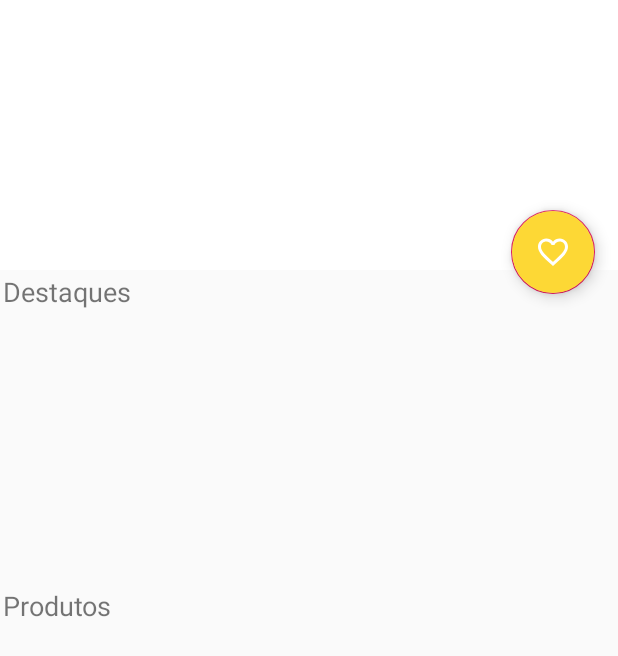
After one commit to CaioProgramming/Petti, an Android app: the StoreActivity screen opened directly, with no data from a screen before it, on a phone screen of 412 x 824 dp. The commit adds this screen. Shown: the top 656 px of the screen. Run offline under Robolectric (Android 15) with nearby library versions, the phone set to English and light mode, and no system bars.

Commit message:
activity store

```diff
--- a/app/src/main/AndroidManifest.xml
+++ b/app/src/main/AndroidManifest.xml
@@ -10,8 +10,12 @@
         android:supportsRtl="true"
         android:theme="@style/AppTheme">
         <activity
+            android:name=".StoreActivity"
+            android:label="@string/title_activity_store"
+            android:theme="@style/AppTheme.NoActionBar"></activity>
+        <activity
             android:name=".MainActivity"
-            android:label="@string/title_activity_main"></activity>
+            android:label="@string/title_activity_main" />
     </application>
 
 </manifest>
--- /dev/null
+++ b/app/src/main/java/com/silentsystems/petti/StoreActivity.java
@@ -0,0 +1,30 @@
+package com.silentsystems.petti;
+
+import android.os.Bundle;
+import android.support.design.widget.FloatingActionButton;
+import android.support.design.widget.Snackbar;
+import android.support.v7.app.AppCompatActivity;
+import android.support.v7.widget.RecyclerView;
+import android.support.v7.widget.Toolbar;
+import android.view.View;
+
+public class StoreActivity extends AppCompatActivity {
+RecyclerView recyclerDestaques, recyclerProdutos;
+    @Override
+    protected void onCreate(Bundle savedInstanceState) {
+        super.onCreate(savedInstanceState);
+        setContentView(R.layout.activity_store);
+
+        recyclerDestaques = (findViewById(R.id.recycler_destaques));
+        recyclerProdutos = (findViewById(R.id.recycler_produtos));
+
+        FloatingActionButton fab = (FloatingActionButton) findViewById(R.id.fab);
+        fab.setOnClickListener(new View.OnClickListener() {
+            @Override
+            public void onClick(View view) {
+                Snackbar.make(view, "Replace with your own action", Snackbar.LENGTH_LONG)
+                        .setAction("Action", null).show();
+            }
+        });
+    }
+}
--- /dev/null
+++ b/app/src/main/res/drawable/ic_favorite_border_white_24dp.xml
@@ -0,0 +1,5 @@
+<vector android:height="24dp" android:tint="#FFFFFF"
+    android:viewportHeight="24.0" android:viewportWidth="24.0"
+    android:width="24dp" xmlns:android="http://schemas.android.com/apk/res/android">
+    <path android:fillColor="#FF000000" android:pathData="M16.5,3c-1.74,0 -3.41,0.81 -4.5,2.09C10.91,3.81 9.24,3 7.5,3 4.42,3 2,5.42 2,8.5c0,3.78 3.4,6.86 8.55,11.54L12,21.35l1.45,-1.32C18.6,15.36 22,12.28 22,8.5 22,5.42 19.58,3 16.5,3zM12.1,18.55l-0.1,0.1 -0.1,-0.1C7.14,14.24 4,11.39 4,8.5 4,6.5 5.5,5 7.5,5c1.54,0 3.04,0.99 3.57,2.36h1.87C13.46,5.99 14.96,5 16.5,5c2,0 3.5,1.5 3.5,3.5 0,2.89 -3.14,5.74 -7.9,10.05z"/>
+</vector>
--- /dev/null
+++ b/app/src/main/res/layout/activity_store.xml
@@ -0,0 +1,90 @@
+<?xml version="1.0" encoding="utf-8"?>
+<RelativeLayout xmlns:android="http://schemas.android.com/apk/res/android"
+    xmlns:app="http://schemas.android.com/apk/res-auto"
+    xmlns:tools="http://schemas.android.com/tools"
+    android:layout_width="match_parent"
+    android:layout_height="match_parent"
+    android:fitsSystemWindows="true"
+    tools:context=".StoreActivity">
+
+    <android.support.design.widget.AppBarLayout
+        android:id="@+id/app_bar"
+        android:layout_width="match_parent"
+        android:layout_height="@dimen/app_bar_height"
+        android:fitsSystemWindows="true"
+        android:theme="@style/AppTheme.AppBarOverlay">
+
+        <android.support.design.widget.CollapsingToolbarLayout
+            android:id="@+id/toolbar_layout"
+            android:layout_width="match_parent"
+            android:layout_height="match_parent"
+            android:layout_alignStart="@+id/app_bar"
+            android:layout_alignTop="@+id/app_bar"
+            android:fitsSystemWindows="true"
+            android:background="@color/md_white_1000"
+            app:layout_scrollFlags="scroll|exitUntilCollapsed">
+
+            <Toolbar
+                android:layout_width="match_parent"
+                android:layout_height="wrap_content">
+
+            </Toolbar>
+
+        </android.support.design.widget.CollapsingToolbarLayout>
+
+    </android.support.design.widget.AppBarLayout>
+
+    <android.support.design.widget.FloatingActionButton
+        android:id="@+id/fab"
+        android:layout_width="182dp"
+        android:layout_height="109dp"
+        android:layout_above="@+id/lbl_destaques"
+        android:layout_alignEnd="@+id/app_bar"
+        android:layout_marginEnd="15dp"
+        android:layout_marginBottom="-16dp"
+        android:backgroundTint="@color/md_yellow_600"
+        app:layout_anchor="@id/app_bar"
+        app:layout_anchorGravity="bottom|end"
+        app:srcCompat="@drawable/ic_favorite_border_white_24dp" />
+
+    <TextView
+        android:id="@+id/lbl_destaques"
+        android:layout_below="@id/app_bar"
+        android:layout_width="wrap_content"
+        android:layout_height="wrap_content"
+        android:text="@string/lbl_destaques"
+        android:textSize="18sp"
+        android:layout_margin="2dp"
+        style="bold"/>
+
+    <android.support.v7.widget.RecyclerView
+        android:layout_below="@+id/lbl_destaques"
+        android:id="@+id/recycler_destaques"
+        android:layout_width="match_parent"
+        android:layout_height="@dimen/recycler_destaques_height"
+        android:orientation="horizontal"
+        android:layout_margin="5dp">
+
+    </android.support.v7.widget.RecyclerView>
+
+    <TextView
+        android:id="@+id/lbl_produtos"
+        android:layout_below="@id/recycler_destaques"
+        android:layout_width="wrap_content"
+        android:layout_height="wrap_content"
+        android:text="@string/lbl_produtos"
+        android:layout_margin="2dp"
+        android:textSize="18sp"
+        style="bold"/>
+
+    <android.support.v7.widget.RecyclerView
+        android:layout_below="@+id/lbl_produtos"
+        android:id="@+id/recycler_produtos"
+        android:layout_width="match_parent"
+        android:layout_height="match_parent"
+        android:layout_margin="5dp"
+        android:orientation="horizontal">
+
+    </android.support.v7.widget.RecyclerView>
+
+</RelativeLayout>
--- /dev/null
+++ b/app/src/main/res/menu/menu_store.xml
@@ -0,0 +1,10 @@
+<menu xmlns:android="http://schemas.android.com/apk/res/android"
+    xmlns:app="http://schemas.android.com/apk/res-auto"
+    xmlns:tools="http://schemas.android.com/tools"
+    tools:context="com.silentsystems.petti.StoreActivity">
+    <item
+        android:id="@+id/action_settings"
+        android:orderInCategory="100"
+        android:title="@string/action_settings"
+        app:showAsAction="never" />
+</menu>
--- a/app/src/main/res/values/colors.xml
+++ b/app/src/main/res/values/colors.xml
@@ -301,4 +301,6 @@
         <color name="md_blue_grey_800">#37474F</color>
         <color name="md_blue_grey_900">#263238</color>
 
+        <color name="transparent">#0000FFFF</color>
+
 </resources>
--- a/app/src/main/res/values/dimens.xml
+++ b/app/src/main/res/values/dimens.xml
@@ -2,4 +2,8 @@
     <!-- Default screen margins, per the Android Design guidelines. -->
     <dimen name="activity_horizontal_margin">16dp</dimen>
     <dimen name="activity_vertical_margin">16dp</dimen>
+    <dimen name="app_bar_height">180dp</dimen>
+    <dimen name="fab_margin">16dp</dimen>
+    <dimen name="text_margin">16dp</dimen>
+    <dimen name="recycler_destaques_height">170dp</dimen>
 </resources>
--- a/app/src/main/res/values/strings.xml
+++ b/app/src/main/res/values/strings.xml
@@ -4,4 +4,9 @@
     <string name="title_home">Home</string>
     <string name="title_dashboard">Dashboard</string>
     <string name="title_notifications">Notifications</string>
+    <string name="title_activity_store">StoreActivity</string>
+    <string name="action_settings">Settings</string>
+
+    <string name="lbl_destaques">Destaques</string>
+    <string name="lbl_produtos">Produtos</string>
 </resources>
--- a/app/src/main/res/values/styles.xml
+++ b/app/src/main/res/values/styles.xml
@@ -8,4 +8,13 @@
         <item name="colorAccent">@color/colorAccent</item>
     </style>
 
+    <style name="AppTheme.NoActionBar">
+        <item name="windowActionBar">false</item>
+        <item name="windowNoTitle">true</item>
+    </style>
+
+    <style name="AppTheme.AppBarOverlay" parent="ThemeOverlay.AppCompat.Dark.ActionBar" />
+
+    <style name="AppTheme.PopupOverlay" parent="ThemeOverlay.AppCompat.Light" />
+
 </resources>
```
